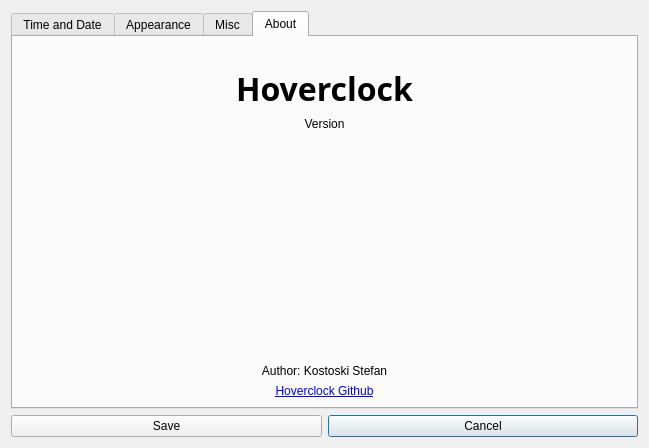
The window that src/settings_dialog.ui (kostoskistefan/hoverclock-qt) describes before a commit, drawn with Qt 5.
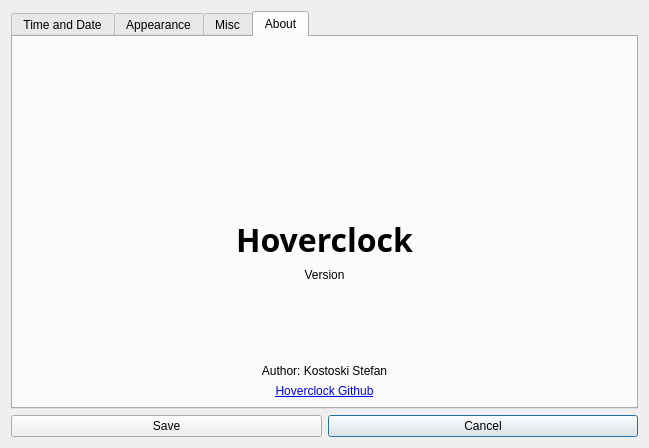
The same window after the commit. The open tabs and pages were chosen to show the change.

```diff
--- a/src/settings_dialog.ui
+++ b/src/settings_dialog.ui
@@ -36,7 +36,7 @@
 }</string>
      </property>
      <property name="currentIndex">
-      <number>2</number>
+      <number>0</number>
      </property>
      <widget class="QWidget" name="timeDateTab">
       <attribute name="title">
@@ -343,20 +343,30 @@
        <string>About</string>
       </attribute>
       <layout class="QGridLayout" name="gridLayout_6">
-       <item row="0" column="0" colspan="2">
-        <widget class="QLabel" name="imageContainer">
+       <item row="2" column="0" colspan="2">
+        <spacer name="verticalSpacer">
+         <property name="orientation">
+          <enum>Qt::Vertical</enum>
+         </property>
+         <property name="sizeHint" stdset="0">
+          <size>
+           <width>20</width>
+           <height>40</height>
+          </size>
+         </property>
+        </spacer>
+       </item>
+       <item row="8" column="0" colspan="2">
+        <widget class="QLabel" name="authorLabel">
          <property name="text">
-          <string/>
-         </property>
-         <property name="scaledContents">
-          <bool>false</bool>
+          <string>Author: Kostoski Stefan</string>
          </property>
          <property name="alignment">
           <set>Qt::AlignCenter</set>
          </property>
         </widget>
        </item>
-       <item row="7" column="0" colspan="2">
+       <item row="9" column="0" colspan="2">
         <widget class="QLabel" name="appUrlLabel">
          <property name="text">
           <string>&lt;a href=&quot;https://github.com/kostoskistefan/hoverclock&quot;&gt;Hoverclock Github&lt;/a&gt;</string>
@@ -375,17 +385,43 @@
          </property>
         </widget>
        </item>
-       <item row="6" column="0" colspan="2">
-        <widget class="QLabel" name="authorLabel">
+       <item row="4" column="0" colspan="2">
+        <widget class="QLabel" name="versionLabel">
          <property name="text">
-          <string>Author: Kostoski Stefan</string>
+          <string>Version</string>
          </property>
          <property name="alignment">
           <set>Qt::AlignCenter</set>
          </property>
         </widget>
        </item>
+       <item row="5" column="0" colspan="2">
+        <spacer name="verticalSpacer_3">
+         <property name="orientation">
+          <enum>Qt::Vertical</enum>
+         </property>
+         <property name="sizeHint" stdset="0">
+          <size>
+           <width>20</width>
+           <height>40</height>
+          </size>
+         </property>
+        </spacer>
+       </item>
        <item row="1" column="0" colspan="2">
+        <widget class="QLabel" name="imageContainer">
+         <property name="text">
+          <string/>
+         </property>
+         <property name="scaledContents">
+          <bool>false</bool>
+         </property>
+         <property name="alignment">
+          <set>Qt::AlignCenter</set>
+         </property>
+        </widget>
+       </item>
+       <item row="3" column="0" colspan="2">
         <widget class="QLabel" name="label">
          <property name="font">
           <font>
@@ -402,18 +438,8 @@
          </property>
         </widget>
        </item>
-       <item row="2" column="0" colspan="2">
-        <widget class="QLabel" name="versionLabel">
-         <property name="text">
-          <string>Version</string>
-         </property>
-         <property name="alignment">
-          <set>Qt::AlignCenter</set>
-         </property>
-        </widget>
-       </item>
-       <item row="3" column="0" colspan="2">
-        <spacer name="verticalSpacer_3">
+       <item row="0" column="0" colspan="2">
+        <spacer name="verticalSpacer_5">
          <property name="orientation">
           <enum>Qt::Vertical</enum>
          </property>
```
